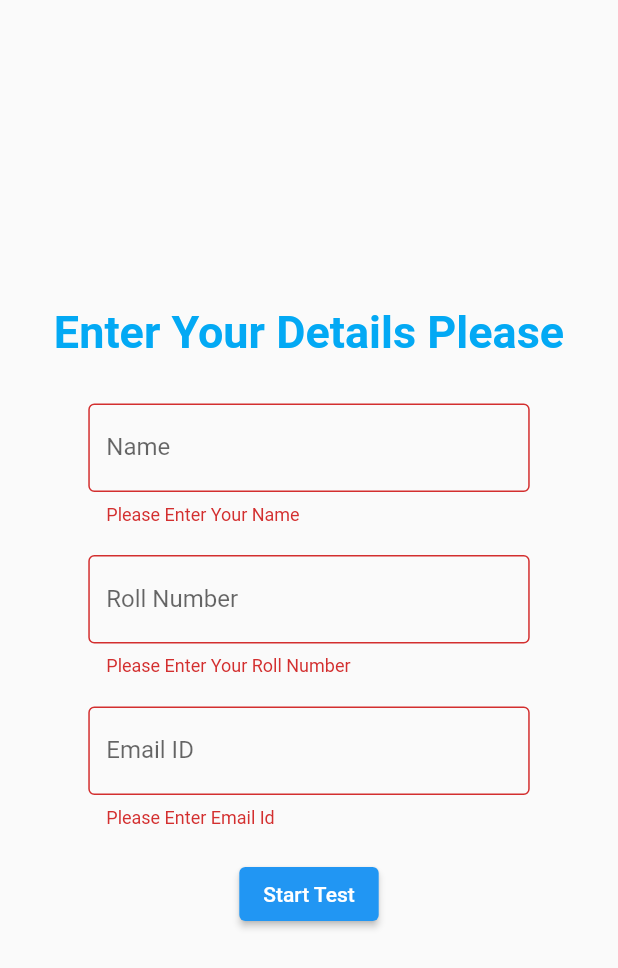
After one commit to Vriddhi-SIH/Menti_Quiz, a Flutter app: the DetailsPAge screen opened directly, after a tap on "Start Test", on a phone screen of 412 x 824 dp. The commit adds this screen. Shown: the top 968 px of the screen. Run offline on Flutter 3.47's test engine with Material 2 defaults, Android fonts, the light colour scheme and no system bars; our stand-ins replace cloud_firestore, firebase_core; accounts and stored records are empty.

Commit message:
minor bug fixes

```diff
--- /dev/null
+++ b/firestore.indexes.json
@@ -0,0 +1,4 @@
+{
+  "indexes": [],
+  "fieldOverrides": []
+}
--- /dev/null
+++ b/lib/pages/detailsPage.dart
@@ -0,0 +1,113 @@
+import 'package:flutter/material.dart';
+
+import 'leaderboardPage.dart';
+
+class DetailsPAge extends StatefulWidget {
+  const DetailsPAge({super.key});
+
+  @override
+  State<DetailsPAge> createState() => _DetailsPAgeState();
+}
+
+class _DetailsPAgeState extends State<DetailsPAge> {
+  final _formKey = GlobalKey<FormState>();
+  @override
+  Widget build(BuildContext context) {
+    return Material(
+      child: Scaffold(
+        body: Form(
+          key: _formKey,
+          child: Column(mainAxisAlignment: MainAxisAlignment.center, children: [
+            const Text(
+              'Enter Your Details Please',
+              style: TextStyle(
+                  color: Colors.lightBlue,
+                  fontSize: 30,
+                  fontWeight: FontWeight.bold),
+            ),
+            SizedBox(
+              height: 30,
+              width: MediaQuery.of(context).size.width,
+            ),
+            SizedBox(
+              width: MediaQuery.of(context).size.width / 1.4,
+              child: TextFormField(
+                  validator: (value) {
+                    if (value!.isEmpty) {
+                      return 'Please Enter Your Name';
+                    }
+                  },
+                  decoration: const InputDecoration(
+                    label: Text('Name'),
+                    hintText: 'Enter Name',
+                    border: OutlineInputBorder(),
+                  ),
+                  onChanged: ((value) {
+                    setState(() {
+                      // id2 = value;
+                    });
+                  })),
+            ),
+            const SizedBox(
+              height: 20,
+            ),
+            SizedBox(
+              width: MediaQuery.of(context).size.width / 1.4,
+              child: TextFormField(
+                  validator: (value) {
+                    if (value!.isEmpty) {
+                      return 'Please Enter Your Roll Number';
+                    }
+                  },
+                  decoration: const InputDecoration(
+                    label: Text('Roll Number'),
+                    hintText: 'Enter Roll Number',
+                    border: OutlineInputBorder(),
+                  ),
+                  onChanged: ((value) {
+                    setState(() {
+                      // id2 = value;
+                    });
+                  })),
+            ),
+            const SizedBox(
+              height: 20,
+            ),
+            SizedBox(
+              width: MediaQuery.of(context).size.width / 1.4,
+              child: TextFormField(
+                  validator: (value) {
+                    if (value!.isEmpty) {
+                      return 'Please Enter Email Id ';
+                    }
+                  },
+                  decoration: const InputDecoration(
+                    label: Text('Email ID'),
+                    hintText: 'Enter Email ID',
+                    border: OutlineInputBorder(),
+                  ),
+                  onChanged: ((value) {
+                    setState(() {
+                      // id2 = value;
+                    });
+                  })),
+            ),
+            const SizedBox(
+              height: 20,
+            ),
+            ElevatedButton(
+                onPressed: () {
+                  if (_formKey.currentState!.validate()) {
+                    Navigator.pushAndRemoveUntil(
+                        context,
+                        MaterialPageRoute(builder: (context) => Interval3()),
+                        (route) => false);
+                  }
+                },
+                child: const Text('Start Test'))
+          ]),
+        ),
+      ),
+    );
+  }
+}
--- a/lib/pages/leaderboardPage.dart
+++ b/lib/pages/leaderboardPage.dart
@@ -40,9 +40,6 @@ class _Interval3State extends State<Interval3> {
         return false;
       },
       child: Material(
-          //     child: Center(
-          //   child: Text('Nice to meet You'),
-          // ));
           child: StreamBuilder<DocumentSnapshot>(
               stream: _usersStream,
               builder: (BuildContext context,
@@ -56,9 +53,7 @@ class _Interval3State extends State<Interval3> {
                 if (snapshot.hasData) {
                   print(snapshot.data);
                 }
-                // initState();
                 _usersStream.listen((userData) {
-                  // print(userData['changed'] == true);
                   if (userData['changed'] == true) {
                     if (userData['index'] == 3) {
                       print('hello');
```
Also changed, not shown: lib/homepage.dart (+26 -47 lines), lib/main.dart (+3 -4 lines), firebase.json (added), 4 other files.
